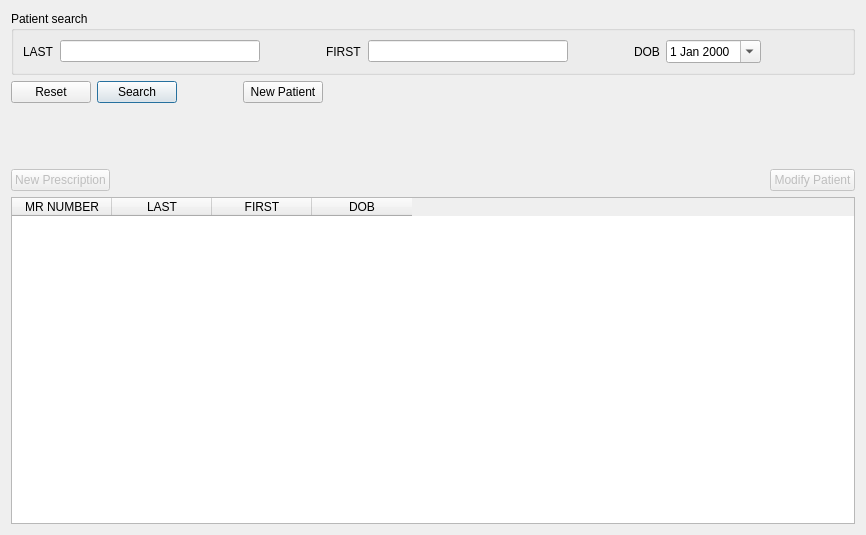
Old version of the form mtrack/patientsearch.ui in the repository kyledevans/Medicine-Track.
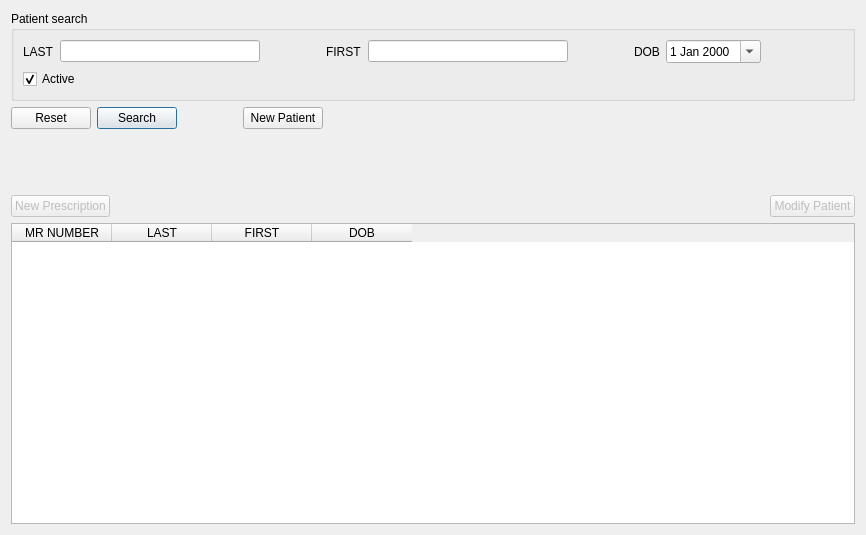
New version of the form.

Commit message: patient search uses bind values. 	modified:   mtrack/globals.cpp 	modified:   mtrack/globals.h 	modified:   mtrack/patientsearch.cpp 	modified:   mtrack/patientsearch.ui 	modified:   mtrack/pharmacistframe.ui 	modified:   mtrack/prescriberframe.ui 	modified:   mtrack/prescriptionsframe.ui 	modified:   todo.txt

```diff
--- a/mtrack/patientsearch.ui
+++ b/mtrack/patientsearch.ui
@@ -22,7 +22,9 @@
      <property name="title">
       <string>Patient search</string>
      </property>
-     <layout class="QHBoxLayout" name="horizontalLayout_2">
+     <layout class="QVBoxLayout" name="verticalLayout">
+      <item>
+       <layout class="QHBoxLayout" name="horizontalLayout">
       <item>
        <widget class="QLabel" name="lastNameLabel">
         <property name="text">
@@ -129,6 +131,35 @@
        </spacer>
       </item>
      </layout>
+      </item>
+      <item>
+       <layout class="QHBoxLayout" name="horizontalLayout_2">
+        <item>
+         <widget class="QCheckBox" name="activeField">
+          <property name="text">
+           <string>Active</string>
+          </property>
+          <property name="checked">
+           <bool>true</bool>
+          </property>
+         </widget>
+        </item>
+        <item>
+         <spacer name="horizontalSpacer_6">
+          <property name="orientation">
+           <enum>Qt::Horizontal</enum>
+          </property>
+          <property name="sizeHint" stdset="0">
+           <size>
+            <width>40</width>
+            <height>20</height>
+           </size>
+          </property>
+         </spacer>
+        </item>
+       </layout>
+      </item>
+     </layout>
     </widget>
    </item>
    <item>
```
Left out of the diff: 7 changed lines with no effect on the pictures. Lines whose indentation alone changed are shown as unchanged. The commit also changes 7 other files.
